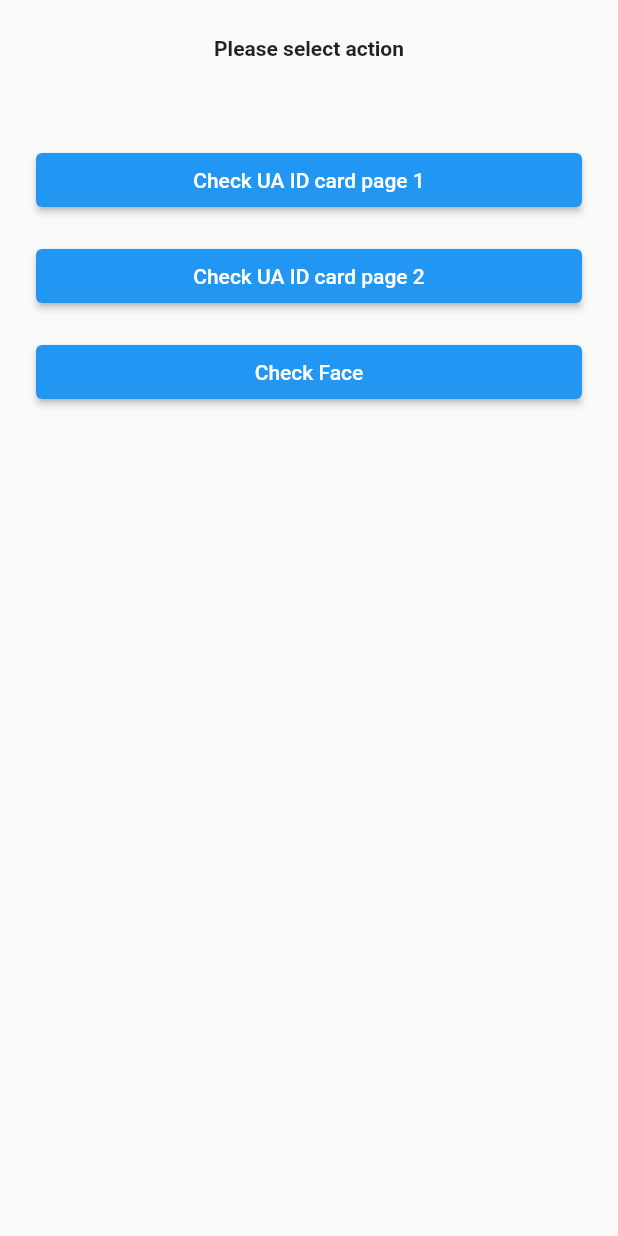
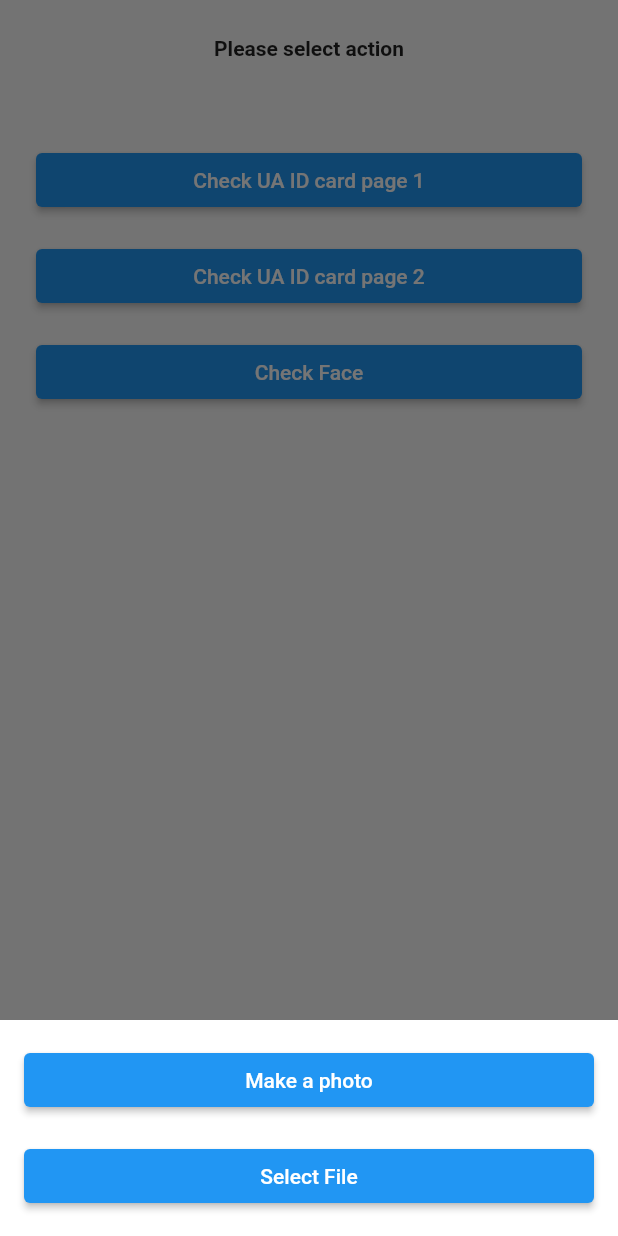
Before and after one commit to KYC-AI/Flutter-SDK, a Flutter app: the screen it shows after launch, after a tap on "Connect", after a tap on "Check UA ID card page 2", on a phone screen of 412 x 824 dp. Run offline on Flutter 3.47's test engine with Material 2 defaults, Android fonts, the phone set to English and light mode, and no system bars; our stand-ins replace fluttertoast, get_it, image_picker, injectable; missing offline and left inert: ml_linalg.

Commit message:
Implemented Make a photo for demo.

```diff
--- a/example/lib/screens/config_screen.dart
+++ b/example/lib/screens/config_screen.dart
@@ -246,7 +246,7 @@ class _ConfigScreenState extends State<ConfigScreen> {
   }
 
   Future<void> _checkUaIdCardPage1() async {
-    final XFile? image = await _picker.pickImage(source: ImageSource.gallery);
+    final XFile? image = await _takePhoto();
 
     if (image != null) {
       setState(() {
@@ -266,7 +266,7 @@ class _ConfigScreenState extends State<ConfigScreen> {
   }
 
   Future<void> _checkUaIdCardPage2() async {
-    final XFile? image = await _picker.pickImage(source: ImageSource.gallery);
+    final XFile? image = await _takePhoto();
 
     if (image != null) {
       setState(() {
@@ -286,7 +286,7 @@ class _ConfigScreenState extends State<ConfigScreen> {
   }
 
   Future<void> _checkFace() async {
-    final XFile? image = await _picker.pickImage(source: ImageSource.gallery);
+    final XFile? image = await _takePhoto();
 
     if (image != null) {
       setState(() {
@@ -328,6 +328,64 @@ class _ConfigScreenState extends State<ConfigScreen> {
       gravity: ToastGravity.CENTER,
     );
   }
+
+  Future<XFile?> _takePhoto() async {
+    return showModalBottomSheet(
+      context: context,
+      builder: (context) {
+        return Container(
+          decoration: const BoxDecoration(
+            color: Colors.white,
+          ),
+          child: ListView.builder(
+            shrinkWrap: true,
+            itemCount: 2,
+            itemBuilder: (context, index) {
+              if (index == 1) {
+                return Container(
+                  margin: const EdgeInsets.only(left: 16, top: 8, right: 16, bottom: 16),
+                  child: SizedBox(
+                    width: MediaQuery.of(context).size.width / 2,
+                    child: ElevatedButton(
+                      child: Row(
+                        mainAxisAlignment: MainAxisAlignment.center,
+                        children: const [
+                          Text('Select File'),
+                        ],
+                      ),
+                      onPressed: () async {
+                        final XFile? image = await _picker.pickImage(source: ImageSource.gallery);
+                        Navigator.pop(context, image);
+                      },
+                    ),
+                  ),
+                );
+              } else {
+                return Container(
+                  margin: const EdgeInsets.only(left: 16, top: 16, right: 16, bottom: 8),
+                  child: SizedBox(
+                    width: MediaQuery.of(context).size.width / 2,
+                    child: ElevatedButton(
+                      child: Row(
+                        mainAxisAlignment: MainAxisAlignment.center,
+                        children: const [
+                          Text('Make a photo'),
+                        ],
+                      ),
+                      onPressed: () async {
+                        final XFile? image = await _picker.pickImage(source: ImageSource.camera);
+                        Navigator.pop(context, image);
+                      },
+                    ),
+                  ),
+                );
+              }
+            },
+          ),
+        );
+      },
+    );
+  }
 }
 
 enum ScreenStatus {
```
